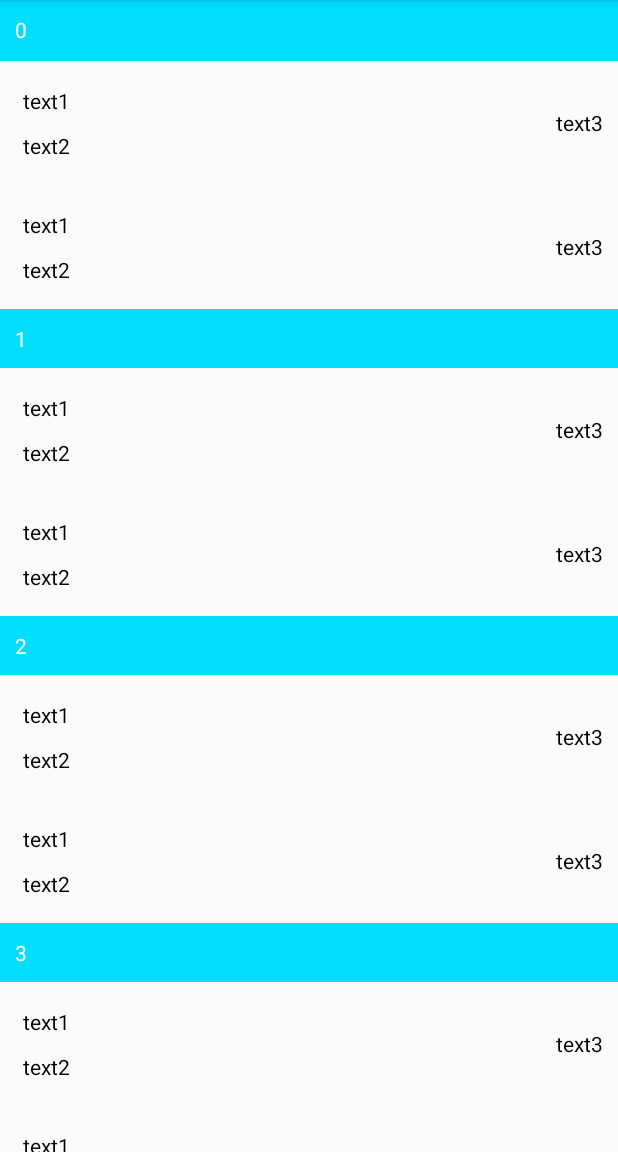
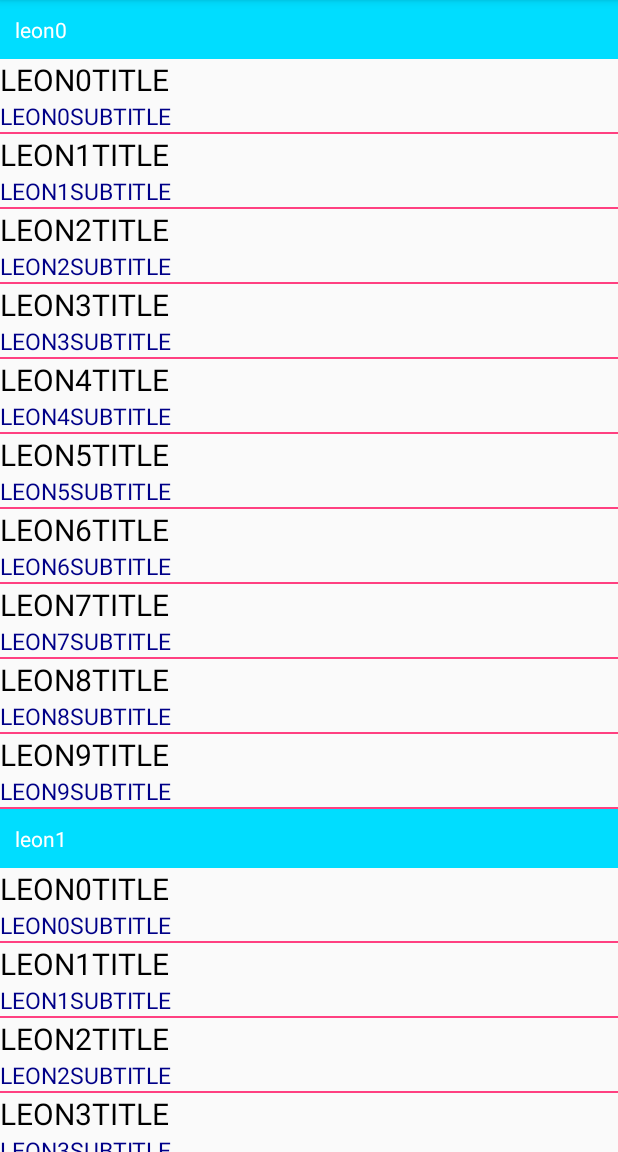
Before and after one commit to Jasson0/PinnedRecyclerView, an Android app: the screen it shows after launch (MainActivity), on a phone screen of 412 x 824 dp, the part 84-1236 px from its top. Run offline under Robolectric (Android 15) with nearby library versions, the phone set to English and light mode, and no system bars.

Commit message:
RecyclerView吸顶的完整实现，可以用户以后项目扩展

```diff
--- a/app/src/main/java/com/example/leon/pinnedrecyclerview/MainActivity.java
+++ b/app/src/main/java/com/example/leon/pinnedrecyclerview/MainActivity.java
@@ -8,6 +8,9 @@ import android.util.Log;
 import android.view.View;
 import android.widget.TextView;
 
+import com.example.leon.pinnedrecyclerview.models.ItemData;
+import com.example.leon.pinnedrecyclerview.models.MyData;
+
 import java.util.ArrayList;
 
 public class MainActivity extends AppCompatActivity {
@@ -15,22 +18,31 @@ public class MainActivity extends AppCompatActivity {
     RecyclerView rv_sticky;
     MyAdapter adapter;
 
-    ArrayList<String> strings;
+    ArrayList<MyData> dataList = new ArrayList<>();
+    ArrayList<ItemData> itemDataList = new ArrayList<>();
 
     @Override
     protected void onCreate(Bundle savedInstanceState) {
         super.onCreate(savedInstanceState);
         setContentView(R.layout.activity_main);
-
-        strings = new ArrayList<>();
-        for (int i = 0; i < 30; i++) {
-            strings.add("" + i);
-            strings.add("" + i);
+        for (int i = 0; i < 10; i++) {
+            ItemData itemData = new ItemData();
+            itemData.title = "LEON" + i + "TITLE";
+            itemData.subTitle = "LEON" + i + "SUBTITLE";
+            itemDataList.add(itemData);
         }
 
-        adapter = new MyAdapter(this, strings);
+        for (int i = 0; i < 5; i++) {
+            MyData myData = new MyData();
+            myData.category = "leon" + i;
+            myData.listData = itemDataList;
+            dataList.add(myData);
+        }
+
+        adapter = new MyAdapter(this, dataList);
 
         header_view = (TextView) findViewById(R.id.header_view);
+
         rv_sticky = (RecyclerView) findViewById(R.id.rv_sticky);
         rv_sticky.setHasFixedSize(true);
         rv_sticky.setLayoutManager(new LinearLayoutManager(this));
@@ -41,12 +53,10 @@ public class MainActivity extends AppCompatActivity {
                 super.onScrolled(recyclerView, dx, dy);
 
                 View stickyInfoView = recyclerView.getChildAt(0);
-                Log.e("leon","-------");
                 if (stickyInfoView != null && stickyInfoView.getContentDescription() != null) {
-                    Log.e("leon","========");
                     header_view.setText(String.valueOf(stickyInfoView.getContentDescription()));
                 }
-                View transInfoView = recyclerView.findChildViewUnder(header_view.getMeasuredWidth() / 2, header_view.getMeasuredHeight() + 1);
+                View transInfoView = recyclerView.findChildViewUnder(0, header_view.getMeasuredHeight() + 1);
                 if (transInfoView != null && transInfoView.getTag() != null) {
                     int tag = (int) transInfoView.getTag();
                     int deltaY = transInfoView.getTop() - header_view.getMeasuredHeight();
--- a/app/src/main/java/com/example/leon/pinnedrecyclerview/MyAdapter.java
+++ b/app/src/main/java/com/example/leon/pinnedrecyclerview/MyAdapter.java
@@ -1,73 +1,130 @@
 package com.example.leon.pinnedrecyclerview;
 
 import android.content.Context;
-import android.support.v7.widget.ContentFrameLayout;
 import android.support.v7.widget.RecyclerView;
+import android.util.Log;
 import android.view.LayoutInflater;
 import android.view.View;
 import android.view.ViewGroup;
 import android.widget.TextView;
 
+import com.example.leon.pinnedrecyclerview.models.FormatData;
+import com.example.leon.pinnedrecyclerview.models.ItemData;
+import com.example.leon.pinnedrecyclerview.models.MyData;
+
 import java.util.ArrayList;
-import java.util.List;
 
 /**
  * Created by leon on 2017/7/29.
  */
 
-public class MyAdapter extends RecyclerView.Adapter<MyAdapter.MainViewHolder> {
+public class MyAdapter extends RecyclerView.Adapter {
 
     public static final int FIRST_STICKY_VIEW = 1;
     public static final int HAS_STICKY_VIEW = 2;
     public static final int NONE_STICKY_VIEW = 3;
 
+    private int HEADER_ITEM = 0;
+    private int CONTAINER_ITEM = 1;
+
     private Context context;
-    private ArrayList<String> strings;
+    private ArrayList<MyData> myDatas = new ArrayList<>();
+    private ArrayList<FormatData> formatDatas = new ArrayList<>();
 
-    public MyAdapter(Context context, ArrayList<String> strings) {
-        this.context=context;
-        this.strings=strings;
+    public MyAdapter(Context context, ArrayList<MyData> myDatas) {
+        this.context = context;
+        this.myDatas = myDatas;
+        formatData(myDatas);
     }
 
-    @Override
-    public MainViewHolder onCreateViewHolder(ViewGroup parent, int viewType) {
-        View view= LayoutInflater.from(context).inflate(R.layout.adapter_item, parent, false);
-        return new MainViewHolder(view);
-    }
-
-    @Override
-    public void onBindViewHolder(MainViewHolder holder, int position) {
-        holder.header_view.setText(strings.get(position));
-        holder.itemView.setContentDescription(strings.get(position));
-        if (position==0) {
-            holder.header_view.setVisibility(View.VISIBLE);
-            holder.itemView.setTag(FIRST_STICKY_VIEW);
-        }
-        else {
-            if (!strings.get(position).equals(strings.get(position-1))) {
-                holder.header_view.setVisibility(View.VISIBLE);
-                holder.itemView.setTag(HAS_STICKY_VIEW);
-            }
-            else {
-                holder.header_view.setVisibility(View.GONE);
-                holder.itemView.setTag(NONE_STICKY_VIEW);
+    private void formatData(ArrayList<MyData> myDatas) {
+        for (MyData myData : myDatas) {
+            FormatData headerData = new FormatData();
+            headerData.category = myData.category;
+            formatDatas.add(headerData);
+            for (ItemData itemData : myData.listData) {
+                FormatData format = new FormatData();
+                format.category = myData.category;
+                format.title = itemData.title;
+                format.subTitle = itemData.subTitle;
+                formatDatas.add(format);
             }
         }
     }
 
     @Override
-    public int getItemCount() {
-        return strings.size();
+    public RecyclerView.ViewHolder onCreateViewHolder(ViewGroup parent, int viewType) {
+        if (viewType == HEADER_ITEM) {
+            View view = LayoutInflater.from(context).inflate(R.layout.view_header, parent, false);
+            return new HeaderViewHolder(view);
+        } else {
+            View view = LayoutInflater.from(context).inflate(R.layout.view_container, parent, false);
+            return new ItemViewHolder(view);
+        }
     }
 
-    public class MainViewHolder extends RecyclerView.ViewHolder {
+    @Override
+    public void onBindViewHolder(RecyclerView.ViewHolder holder, int position) {
+        if (holder instanceof HeaderViewHolder) {
+            HeaderViewHolder headerHolder = (HeaderViewHolder) holder;
+            headerHolder.header_view.setText(formatDatas.get(position).category);
+            headerHolder.itemView.setContentDescription(formatDatas.get(position).category);
+            if (position == 0) {
+                headerHolder.itemView.setVisibility(View.VISIBLE);
+                headerHolder.itemView.setTag(FIRST_STICKY_VIEW);
+            } else {
+                headerHolder.itemView.setVisibility(View.VISIBLE);
+                headerHolder.itemView.setTag(HAS_STICKY_VIEW);
+            }
+        } else {
+            ItemViewHolder itemHolder = (ItemViewHolder) holder;
+            itemHolder.itemView.setContentDescription(formatDatas.get(position).category);
+            itemHolder.itemView.setTag(NONE_STICKY_VIEW);
+            itemHolder.title.setText(formatDatas.get(position).title);
+            itemHolder.subTitle.setText(formatDatas.get(position).subTitle);
+        }
+
+    }
+
+    @Override
+    public int getItemViewType(int position) {
+        if (!formatDatas.get(position).title.isEmpty()) {
+            Log.e("leon", "" + position + CONTAINER_ITEM);
+            return CONTAINER_ITEM;
+        } else {
+            Log.e("leon", "" + position + HEADER_ITEM);
+            return HEADER_ITEM;
+        }
+    }
+
+    @Override
+    public int getItemCount() {
+        return formatDatas.size();
+    }
+
+    public class HeaderViewHolder extends RecyclerView.ViewHolder {
 
         TextView header_view;
 
-        public MainViewHolder(View itemView) {
+
+        public HeaderViewHolder(View itemView) {
             super(itemView);
 
-            header_view= (TextView) itemView.findViewById(R.id.header_view);
+            header_view = itemView.findViewById(R.id.header_view);
+        }
+    }
+
+    public class ItemViewHolder extends RecyclerView.ViewHolder {
+
+        TextView title;
+        TextView subTitle;
+
+
+        public ItemViewHolder(View itemView) {
+            super(itemView);
+
+            title = itemView.findViewById(R.id.title);
+            subTitle = itemView.findViewById(R.id.subTitle);
         }
     }
 
--- /dev/null
+++ b/app/src/main/java/com/example/leon/pinnedrecyclerview/models/FormatData.java
@@ -0,0 +1,11 @@
+package com.example.leon.pinnedrecyclerview.models;
+
+/**
+ * Created by leon on 2017/7/30.
+ */
+
+public class FormatData {
+    public String category = "";
+    public String title = "";
+    public String subTitle = "";
+}
--- /dev/null
+++ b/app/src/main/java/com/example/leon/pinnedrecyclerview/models/ItemData.java
@@ -0,0 +1,10 @@
+package com.example.leon.pinnedrecyclerview.models;
+
+/**
+ * Created by leon on 2017/7/30.
+ */
+
+public class ItemData {
+    public String title;
+    public String subTitle;
+}
--- /dev/null
+++ b/app/src/main/java/com/example/leon/pinnedrecyclerview/models/MyData.java
@@ -0,0 +1,12 @@
+package com.example.leon.pinnedrecyclerview.models;
+
+import java.util.ArrayList;
+
+/**
+ * Created by leon on 2017/7/30.
+ */
+
+public class MyData {
+    public String category;
+    public ArrayList<ItemData> listData;
+}
--- a/app/src/main/res/layout/adapter_item.xml
+++ /dev/null
@@ -1,41 +0,0 @@
-<?xml version="1.0" encoding="utf-8"?>
-<LinearLayout xmlns:android="http://schemas.android.com/apk/res/android"
-              android:layout_width="match_parent"
-              android:layout_height="wrap_content"
-              android:layout_marginTop="1dp"
-              android:orientation="vertical">
-    <include layout="@layout/view_header" />
-    <RelativeLayout
-        android:id="@+id/rl_content_wrapper"
-        android:layout_width="match_parent"
-        android:layout_height="wrap_content"
-        android:layout_marginTop="1dp"
-        android:padding="10dp">
-        <TextView
-            android:id="@+id/adapter_item_tv"
-            android:layout_width="wrap_content"
-            android:layout_height="wrap_content"
-            android:layout_alignParentLeft="true"
-            android:padding="5dp"
-            android:textColor="@android:color/black"
-            android:textSize="14sp"
-            android:text="text1"/>
-        <TextView
-            android:layout_width="wrap_content"
-            android:layout_height="wrap_content"
-            android:layout_alignParentLeft="true"
-            android:layout_below="@+id/adapter_item_tv"
-            android:padding="5dp"
-            android:textColor="@android:color/black"
-            android:textSize="14sp"
-            android:text="text2"/>
-        <TextView
-            android:layout_width="wrap_content"
-            android:layout_height="wrap_content"
-            android:layout_alignParentRight="true"
-            android:layout_centerVertical="true"
-            android:textColor="@android:color/black"
-            android:textSize="14sp"
-            android:text="text3" />
-    </RelativeLayout>
-</LinearLayout>
--- /dev/null
+++ b/app/src/main/res/layout/view_container.xml
@@ -0,0 +1,28 @@
+<?xml version="1.0" encoding="utf-8"?>
+<LinearLayout xmlns:android="http://schemas.android.com/apk/res/android"
+              xmlns:tools="http://schemas.android.com/tools"
+              android:layout_width="match_parent"
+              android:layout_height="wrap_content"
+              android:orientation="vertical">
+
+    <TextView
+        android:id="@+id/title"
+        android:layout_width="wrap_content"
+        android:layout_height="wrap_content"
+        android:textColor="#000000"
+        android:textSize="20sp"
+        tools:text="leon"/>
+
+    <TextView
+        android:id="@+id/subTitle"
+        android:layout_width="wrap_content"
+        android:layout_height="wrap_content"
+        android:textColor="#000088"
+        android:textSize="15sp"
+        tools:text="leon"/>
+
+    <View
+        android:layout_width="match_parent"
+        android:layout_height="1dp"
+        android:background="@color/colorAccent"/>
+</LinearLayout>
--- a/app/src/main/res/layout/view_header.xml
+++ b/app/src/main/res/layout/view_header.xml
@@ -1,10 +1,15 @@
 <?xml version="1.0" encoding="utf-8"?>
+<LinearLayout xmlns:android="http://schemas.android.com/apk/res/android"
+              android:layout_width="match_parent"
+              android:layout_height="wrap_content"
+              android:orientation="vertical">
+
     <TextView
         android:id="@+id/header_view"
-    xmlns:android="http://schemas.android.com/apk/res/android"
         android:layout_width="match_parent"
         android:layout_height="wrap_content"
         android:background="@android:color/holo_blue_bright"
         android:padding="10dp"
         android:textColor="@android:color/white"
-    android:textSize="14sp" />
+        android:textSize="14sp"/>
+</LinearLayout>
```
Lines whose indentation alone changed are shown as unchanged.
